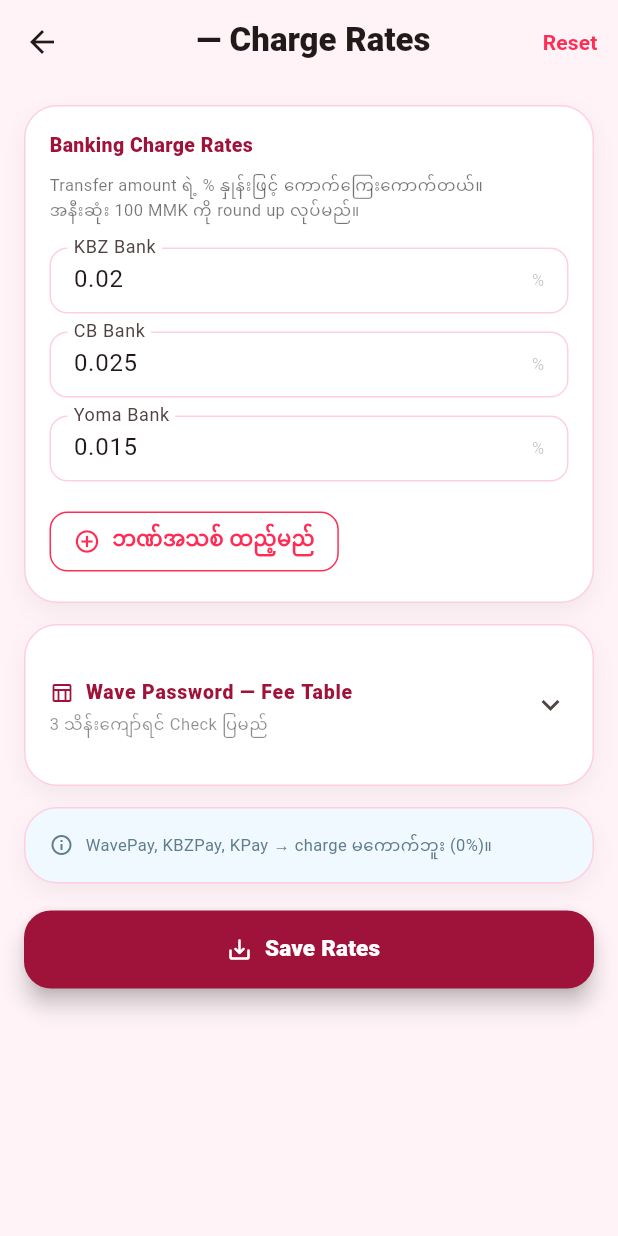
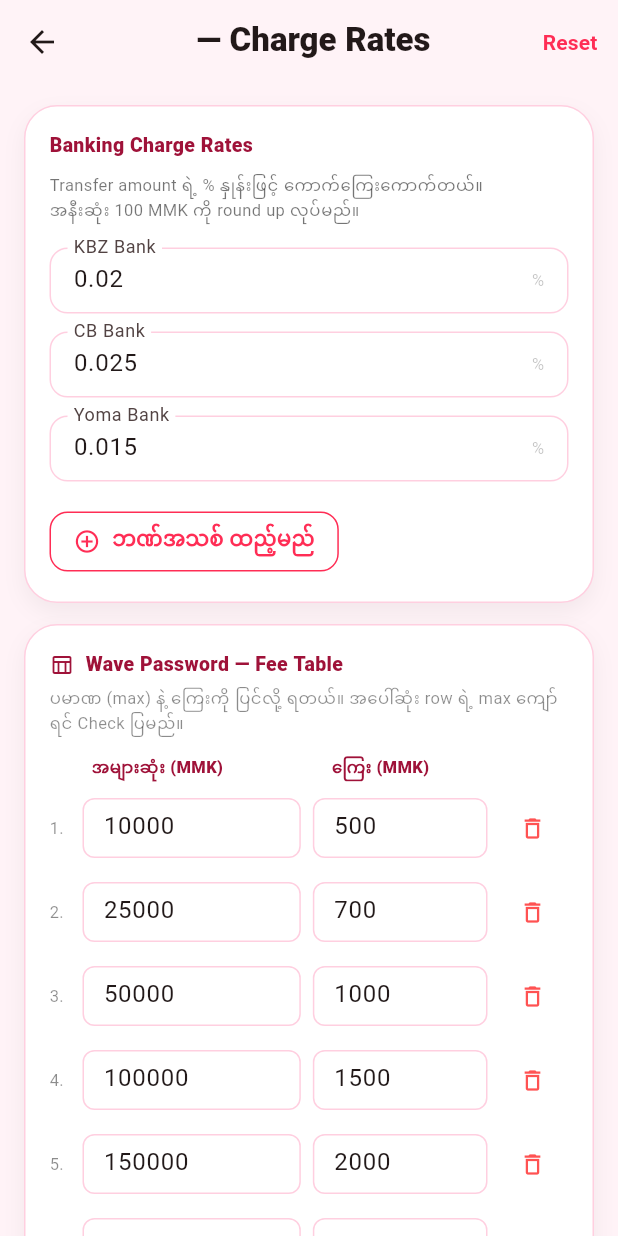
Before and after one commit to thetmyopaing4889-svg/cherrys-ledger, a Flutter app: the ChargeRatesScreen screen opened directly with empty values, on a phone screen of 412 x 824 dp. Run offline on Flutter 3.47's test engine with Material 3 defaults, Android fonts, the phone set to English and light mode, and no system bars; our stand-ins replace camera, cross_file, permission_handler, share_plus, shared_preferences; missing offline and left inert: excel, google_mlkit_text_recognition, image_gallery_saver_plus; accounts and stored records are empty.

Commit message:
feat: custom bank auto-detect, wave fee table editable, column widths, method highlight

```diff
--- a/lib/models/charge_rates.dart
+++ b/lib/models/charge_rates.dart
@@ -2,35 +2,72 @@
 import 'package:shared_preferences/shared_preferences.dart';
 
 class ChargeRates {
-  final double kbzRate;   // e.g. 0.0002 = 0.02%
-  final double cbRate;    // e.g. 0.00025 = 0.025%
-  final double yomaRate;  // e.g. 0.00015 = 0.015%
-  final Map<String, double> extraRates; // e.g. {"AYA": 0.0002}
+  final double kbzRate;
+  final double cbRate;
+  final double yomaRate;
+  final Map<String, double> extraRates;
+  // null = use defaultWaveFeeTable
+  final List<Map<String, int>>? waveFeeTable;
 
   const ChargeRates({
-    this.kbzRate  = 0.0002,
-    this.cbRate   = 0.00025,
-    this.yomaRate = 0.00015,
-    this.extraRates = const {},
+    this.kbzRate      = 0.0002,
+    this.cbRate       = 0.00025,
+    this.yomaRate     = 0.00015,
+    this.extraRates   = const {},
+    this.waveFeeTable,
   });
 
   static const ChargeRates defaults = ChargeRates();
 
+  static const List<Map<String, int>> defaultWaveFeeTable = [
+    {'max': 10000,   'fee': 500},
+    {'max': 25000,   'fee': 700},
+    {'max': 50000,   'fee': 1000},
+    {'max': 100000,  'fee': 1500},
+    {'max': 150000,  'fee': 2000},
+    {'max': 200000,  'fee': 2500},
+    {'max': 300000,  'fee': 3000},
+    {'max': 400000,  'fee': 4000},
+    {'max': 500000,  'fee': 4500},
+    {'max': 600000,  'fee': 5500},
+    {'max': 700000,  'fee': 6000},
+    {'max': 800000,  'fee': 6700},
+    {'max': 900000,  'fee': 7500},
+    {'max': 1000000, 'fee': 8000},
+    {'max': 2000000, 'fee': 15000},
+    {'max': 3000000, 'fee': 20000},
+  ];
+
+  List<Map<String, int>> get effectiveWaveFeeTable =>
+      waveFeeTable ?? defaultWaveFeeTable;
+
   Map<String, dynamic> toJson() => {
-    'kbzRate':    kbzRate,
-    'cbRate':     cbRate,
-    'yomaRate':   yomaRate,
-    'extraRates': extraRates,
+    'kbzRate':      kbzRate,
+    'cbRate':       cbRate,
+    'yomaRate':     yomaRate,
+    'extraRates':   extraRates,
+    if (waveFeeTable != null) 'waveFeeTable': waveFeeTable,
   };
 
-  static ChargeRates fromJson(Map<String, dynamic> j) => ChargeRates(
-    kbzRate:    (j['kbzRate']  as num?)?.toDouble() ?? 0.0002,
-    cbRate:     (j['cbRate']   as num?)?.toDouble() ?? 0.00025,
-    yomaRate:   (j['yomaRate'] as num?)?.toDouble() ?? 0.00015,
-    extraRates: (j['extraRates'] as Map<String, dynamic>?)
-            ?.map((k, v) => MapEntry(k, (v as num).toDouble())) ??
-        {},
-  );
+  static ChargeRates fromJson(Map<String, dynamic> j) {
+    List<Map<String, int>>? wft;
+    final raw = j['waveFeeTable'];
+    if (raw is List) {
+      wft = raw
+          .map((e) => (e as Map).map(
+              (k, v) => MapEntry(k.toString(), (v as num).toInt())))
+          .toList();
+    }
+    return ChargeRates(
+      kbzRate:      (j['kbzRate']  as num?)?.toDouble() ?? 0.0002,
+      cbRate:       (j['cbRate']   as num?)?.toDouble() ?? 0.00025,
+      yomaRate:     (j['yomaRate'] as num?)?.toDouble() ?? 0.00015,
+      extraRates:   (j['extraRates'] as Map<String, dynamic>?)
+              ?.map((k, v) => MapEntry(k, (v as num).toDouble())) ??
+          {},
+      waveFeeTable: wft,
+    );
+  }
 
   static Future<ChargeRates> loadForBoss(String bossId) async {
     try {
--- a/lib/screens/charge_rates_screen.dart
+++ b/lib/screens/charge_rates_screen.dart
@@ -28,28 +28,11 @@
   // Extra banks: each entry = {nameCtrl, rateCtrl}
   final List<Map<String, TextEditingController>> _extraRows = [];
 
+  // Wave fee table rows: each entry = {maxCtrl, feeCtrl}
+  final List<Map<String, TextEditingController>> _waveFeeRows = [];
+
   bool _loading = true;
   bool _saving  = false;
-
-  // Wave Password fee table data
-  static const List<Map<String, dynamic>> _waveFeeTable = [
-    {'max': 10000,   'fee': 500},
-    {'max': 25000,   'fee': 700},
-    {'max': 50000,   'fee': 1000},
-    {'max': 100000,  'fee': 1500},
-    {'max': 150000,  'fee': 2000},
-    {'max': 200000,  'fee': 2500},
-    {'max': 300000,  'fee': 3000},
-    {'max': 400000,  'fee': 4000},
-    {'max': 500000,  'fee': 4500},
-    {'max': 600000,  'fee': 5500},
-    {'max': 700000,  'fee': 6000},
-    {'max': 800000,  'fee': 6700},
-    {'max': 900000,  'fee': 7500},
-    {'max': 1000000, 'fee': 8000},
-    {'max': 2000000, 'fee': 15000},
-    {'max': 3000000, 'fee': 20000},
-  ];
 
   @override
   void initState() {
@@ -69,7 +52,15 @@
       row['name']!.dispose();
       row['rate']!.dispose();
     }
+    _disposeWaveRows();
     super.dispose();
+  }
+
+  void _disposeWaveRows() {
+    for (final row in _waveFeeRows) {
+      row['max']!.dispose();
+      row['fee']!.dispose();
+    }
   }
 
   Future<void> _loadRates() async {
@@ -79,6 +70,7 @@
       _kbzCtrl.text  = _fmtPct(rates.kbzRate);
       _cbCtrl.text   = _fmtPct(rates.cbRate);
       _yomaCtrl.text = _fmtPct(rates.yomaRate);
+
       _extraRows.clear();
       rates.extraRates.forEach((name, rate) {
         _extraRows.add({
@@ -86,21 +78,34 @@
           'rate': TextEditingController(text: _fmtPct(rate)),
         });
       });
+
+      _disposeWaveRows();
+      _waveFeeRows.clear();
+      for (final entry in rates.effectiveWaveFeeTable) {
+        _waveFeeRows.add({
+          'max': TextEditingController(text: (entry['max'] ?? 0).toString()),
+          'fee': TextEditingController(text: (entry['fee'] ?? 0).toString()),
+        });
+      }
+
       _loading = false;
     });
   }
 
-  // Store as decimal, display as % (multiply × 100)
   String _fmtPct(double v) {
     final pct = v * 100;
-    if (pct == pct.truncateToDouble()) {
-      return pct.toStringAsFixed(0);
-    }
-    return pct.toStringAsFixed(4).replaceAll(RegExp(r'0+$'), '').replaceAll(RegExp(r'\.$'), '');
+    if (pct == pct.truncateToDouble()) return pct.toStringAsFixed(0);
+    return pct
+        .toStringAsFixed(4)
+        .replaceAll(RegExp(r'0+$'), '')
+        .replaceAll(RegExp(r'\.$'), '');
   }
 
   double _parsePct(String s) =>
       (double.tryParse(s.replaceAll(',', '').trim()) ?? 0.0) / 100;
+
+  int _parseInt(String s) =>
+      int.tryParse(s.replaceAll(',', '').trim()) ?? 0;
 
   void _addExtraRow() {
     setState(() {
@@ -119,11 +124,26 @@
     });
   }
 
+  void _addWaveFeeRow() {
+    setState(() {
+      _waveFeeRows.add({
+        'max': TextEditingController(),
+        'fee': TextEditingController(),
+      });
+    });
+  }
+
+  void _removeWaveFeeRow(int index) {
+    setState(() {
+      _waveFeeRows[index]['max']!.dispose();
+      _waveFeeRows[index]['fee']!.dispose();
+      _waveFeeRows.removeAt(index);
+    });
+  }
+
   Future<void> _save() async {
-    // validate extra rows
     for (int i = 0; i < _extraRows.length; i++) {
-      final name = _extraRows[i]['name']!.text.trim();
-      if (name.isEmpty) {
+      if (_extraRows[i]['name']!.text.trim().isEmpty) {
         ScaffoldMessenger.of(context).showSnackBar(
           SnackBar(content: Text('Bank ${i + 1} ရဲ့ နာမည် ဖြည့်ပါ')),
         );
@@ -136,16 +156,23 @@
       final Map<String, double> extra = {};
       for (final row in _extraRows) {
         final name = row['name']!.text.trim();
-        if (name.isNotEmpty) {
-          extra[name] = _parsePct(row['rate']!.text);
+        if (name.isNotEmpty) extra[name] = _parsePct(row['rate']!.text);
       }
+
+      List<Map<String, int>>? wft;
+      if (_waveFeeRows.isNotEmpty) {
+        wft = _waveFeeRows.map((row) => {
+          'max': _parseInt(row['max']!.text),
+          'fee': _parseInt(row['fee']!.text),
+        }).toList();
       }
 
       final rates = ChargeRates(
-        kbzRate:    _parsePct(_kbzCtrl.text),
-        cbRate:     _parsePct(_cbCtrl.text),
-        yomaRate:   _parsePct(_yomaCtrl.text),
-        extraRates: extra,
+        kbzRate:      _parsePct(_kbzCtrl.text),
+        cbRate:       _parsePct(_cbCtrl.text),
+        yomaRate:     _parsePct(_yomaCtrl.text),
+        extraRates:   extra,
+        waveFeeTable: wft,
       );
       await rates.saveForBoss(widget.bossId);
       if (!mounted) return;
@@ -162,13 +189,12 @@
     final ok = await showDialog<bool>(
       context: context,
       builder: (_) => AlertDialog(
-        shape: RoundedRectangleBorder(
-            borderRadius: BorderRadius.circular(22)),
+        shape: RoundedRectangleBorder(borderRadius: BorderRadius.circular(22)),
         title: const Text('Default rate တွေပြန်ထည့်မလား?',
             style: TextStyle(fontWeight: FontWeight.w900)),
         content: const Text(
             'KBZ 0.02% | CB 0.025% | Yoma 0.015%\n'
-            'ထည့်ထားတဲ့ ဘဏ်အသစ်တွေ ဖျောက်သွားမယ်။'),
+            'Wave Password ဇယားနဲ့ ထပ်ထည့်ထားတဲ့ ဘဏ်တွေ ပြန်ခြေစင်မယ်။'),
         actions: [
           TextButton(
             onPressed: () => Navigator.pop(context, false),
@@ -199,23 +225,16 @@
           row['rate']!.dispose();
         }
         _extraRows.clear();
+        _disposeWaveRows();
+        _waveFeeRows.clear();
+        for (final entry in ChargeRates.defaultWaveFeeTable) {
+          _waveFeeRows.add({
+            'max': TextEditingController(text: (entry['max'] ?? 0).toString()),
+            'fee': TextEditingController(text: (entry['fee'] ?? 0).toString()),
           });
         }
+      });
     }
-
-  String _fmtMMK(int v) {
-    final s = v.toString();
-    final buf = StringBuffer();
-    for (int i = 0; i < s.length; i++) {
-      if (i > 0 && (s.length - i) % 3 == 0) buf.write(',');
-      buf.write(s[i]);
-    }
-    return buf.toString();
-  }
-
-  String _wavePrevMax(int index) {
-    if (index == 0) return '1';
-    return _fmtMMK((_waveFeeTable[index - 1]['max'] as int) + 1);
   }
 
   @override
@@ -234,8 +253,7 @@
           TextButton(
             onPressed: _resetDefaults,
             child: const Text('Reset',
-                style: TextStyle(
-                    color: _cherry, fontWeight: FontWeight.w700)),
+                style: TextStyle(color: _cherry, fontWeight: FontWeight.w700)),
           ),
         ],
       ),
@@ -255,8 +273,7 @@
                         const Text(
                           'Transfer amount ရဲ့ % နှုန်းဖြင့် ကောက်ကြေးကောက်တယ်။\n'
                           'အနီးဆုံး 100 MMK ကို round up လုပ်မည်။',
-                          style: TextStyle(
-                              fontSize: 11, color: Colors.black54),
+                          style: TextStyle(fontSize: 11, color: Colors.black54),
                         ),
                         const SizedBox(height: 16),
                         _rateField('KBZ Bank', _kbzCtrl, '0.02'),
@@ -265,7 +282,6 @@
                         const SizedBox(height: 12),
                         _rateField('Yoma Bank', _yomaCtrl, '0.015'),
 
-                        // ── Extra banks ──
                         if (_extraRows.isNotEmpty) ...[
                           const SizedBox(height: 16),
                           const Divider(height: 1),
@@ -276,7 +292,6 @@
                         ],
 
                         const SizedBox(height: 16),
-                        // Add bank button
                         OutlinedButton.icon(
                           style: OutlinedButton.styleFrom(
                             foregroundColor: _cherry,
@@ -295,84 +310,80 @@
                     ),
                   ),
 
-                  // ── Wave Password Fee Table ──
+                  // ── Wave Password Fee Table (editable) ──
                   _card(
-                    child: Theme(
-                      data: Theme.of(context)
-                          .copyWith(dividerColor: Colors.transparent),
-                      child: ExpansionTile(
-                        tilePadding: EdgeInsets.zero,
-                        childrenPadding: const EdgeInsets.only(top: 8),
-                        title: Row(
+                    child: Column(
+                      crossAxisAlignment: CrossAxisAlignment.start,
+                      children: [
+                        Row(
                           children: [
                             const Icon(Icons.table_chart_outlined,
                                 size: 16, color: Color(0xFF9F1239)),
                             const SizedBox(width: 8),
-                            Text(
+                            const Expanded(
+                              child: Text(
                                 'Wave Password — Fee Table',
-                              style: const TextStyle(
+                                style: TextStyle(
                                     fontSize: 13,
                                     fontWeight: FontWeight.w900,
-                                color: Color(0xFF9F1239),
+                                    color: Color(0xFF9F1239)),
                               ),
                             ),
                           ],
                         ),
-                        subtitle: const Text(
-                          '3 သိန်းကျော်ရင် Check ပြမည်',
+                        const SizedBox(height: 4),
+                        const Text(
+                          'ပမာဏ (max) နဲ့ ကြေးကို ပြင်လို့ ရတယ်။ '
+                          'အပေါ်ဆုံး row ရဲ့ max ကျော်ရင် Check ပြမည်။',
                           style: TextStyle(fontSize: 11, color: Colors.black45),
                         ),
-                        children: [
-                          Table(
-                            border: TableBorder.all(
-                              color: _border,
-                              borderRadius: BorderRadius.circular(8),
+                        const SizedBox(height: 12),
+
+                        // Header row
+                        Row(
+                          children: const [
+                            SizedBox(width: 28),
+                            Expanded(
+                              flex: 5,
+                              child: Text('အများဆုံး (MMK)',
+                                  style: TextStyle(
+                                      fontSize: 11,
+                                      fontWeight: FontWeight.w900,
+                                      color: Color(0xFF9F1239))),
                             ),
-                            columnWidths: const {
-                              0: FlexColumnWidth(2.5),
-                              1: FlexColumnWidth(2.5),
-                              2: FlexColumnWidth(1.5),
-                            },
-                            children: [
-                              TableRow(
-                                decoration: const BoxDecoration(
-                                    color: Color(0xFFFFEBF2)),
-                                children: [
-                                  _tCell('ငွေပမာဏ (MMK)', header: true),
-                                  _tCell('အထိ (MMK)', header: true),
-                                  _tCell('ကြေး', header: true),
+                            SizedBox(width: 8),
+                            Expanded(
+                              flex: 4,
+                              child: Text('ကြေး (MMK)',
+                                  style: TextStyle(
+                                      fontSize: 11,
+                                      fontWeight: FontWeight.w900,
+                                      color: Color(0xFF9F1239))),
+                            ),
+                            SizedBox(width: 36),
                           ],
                         ),
-                              for (int i = 0;
-                                  i < _waveFeeTable.length;
-                                  i++)
-                                TableRow(
-                                  decoration: BoxDecoration(
-                                    color: i.isEven
-                                        ? Colors.white
-                                        : const Color(0xFFFFF9FB),
+                        const SizedBox(height: 8),
+
+                        for (int i = 0; i < _waveFeeRows.length; i++)
+                          _waveFeeRow(i),
+
+                        const SizedBox(height: 8),
+                        OutlinedButton.icon(
+                          style: OutlinedButton.styleFrom(
+                            foregroundColor: Colors.blueGrey,
+                            side: const BorderSide(color: Colors.blueGrey),
+                            shape: RoundedRectangleBorder(
+                                borderRadius: BorderRadius.circular(12)),
+                            padding: const EdgeInsets.symmetric(
+                                horizontal: 16, vertical: 10),
                           ),
-                                  children: [
-                                    _tCell(_wavePrevMax(i)),
-                                    _tCell(_fmtMMK(
-                                        _waveFeeTable[i]['max'] as int)),
-                                    _tCell(_fmtMMK(
-                                        _waveFeeTable[i]['fee'] as int)),
-                                  ],
-                                ),
-                              const TableRow(
-                                decoration:
-                                    BoxDecoration(color: Color(0xFFFFF3E0)),
-                                children: [
-                                  _TCell('3,000,001', bold: false),
-                                  _TCell('အထက်', bold: false),
-                                  _TCell('Check', bold: true, orange: true),
-                                ],
+                          onPressed: _addWaveFeeRow,
+                          icon: const Icon(Icons.add_circle_outline, size: 18),
+                          label: const Text('Row ထပ်ထည့်မည်',
+                              style: TextStyle(fontWeight: FontWeight.w700)),
                         ),
                       ],
-                          ),
-                        ],
-                      ),
                     ),
                   ),
 
@@ -414,8 +425,7 @@
                               width: 18,
                               height: 18,
                               child: CircularProgressIndicator(
-                                  strokeWidth: 2,
-                                  color: Colors.white))
+                                  strokeWidth: 2, color: Colors.white))
                           : const Icon(Icons.save_alt_rounded),
                       label: Text(
                         _saving ? 'Saving…' : 'Save Rates',
@@ -426,6 +436,50 @@
                   ),
                 ],
               ),
+            ),
+    );
+  }
+
+  Widget _waveFeeRow(int index) {
+    final row = _waveFeeRows[index];
+    return Padding(
+      padding: const EdgeInsets.only(bottom: 8),
+      child: Row(
+        children: [
+          SizedBox(
+            width: 22,
+            child: Text(
+              '${index + 1}.',
+              style: const TextStyle(fontSize: 11, color: Colors.black45),
+            ),
+          ),
+          Expanded(
+            flex: 5,
+            child: TextField(
+              controller: row['max'],
+              keyboardType: TextInputType.number,
+              decoration: _compactDeco('e.g. 10000'),
+            ),
+          ),
+          const SizedBox(width: 8),
+          Expanded(
+            flex: 4,
+            child: TextField(
+              controller: row['fee'],
+              keyboardType: TextInputType.number,
+              decoration: _compactDeco('e.g. 500'),
+            ),
+          ),
+          const SizedBox(width: 6),
+          IconButton(
+            onPressed: () => _removeWaveFeeRow(index),
+            icon: const Icon(Icons.delete_outline,
+                color: Colors.redAccent, size: 18),
+            padding: EdgeInsets.zero,
+            constraints: const BoxConstraints(),
+            tooltip: 'ဖယ်ရှားမည်',
+          ),
+        ],
       ),
     );
   }
@@ -494,18 +548,32 @@
     );
   }
 
+  InputDecoration _compactDeco(String hint) => InputDecoration(
+        hintText: hint,
+        hintStyle: const TextStyle(color: Colors.black26, fontSize: 11),
+        filled: true,
+        fillColor: Colors.white,
+        isDense: true,
+        contentPadding:
+            const EdgeInsets.symmetric(horizontal: 10, vertical: 8),
+        enabledBorder: OutlineInputBorder(
+            borderRadius: BorderRadius.circular(8),
+            borderSide: const BorderSide(color: _border)),
+        focusedBorder: OutlineInputBorder(
+            borderRadius: BorderRadius.circular(8),
+            borderSide: const BorderSide(color: _cherry)),
+      );
+
   Widget _rateField(String label, TextEditingController ctrl,
       String placeholder) {
     return TextField(
       controller: ctrl,
-      keyboardType:
-          const TextInputType.numberWithOptions(decimal: true),
+      keyboardType: const TextInputType.numberWithOptions(decimal: true),
       decoration: InputDecoration(
         labelText: label,
         suffixText: '%',
         hintText: placeholder,
-        hintStyle:
-            const TextStyle(color: Colors.black26, fontSize: 11),
+        hintStyle: const TextStyle(color: Colors.black26, fontSize: 11),
         filled: true,
         fillColor: Colors.white,
         isDense: true,
@@ -521,20 +589,7 @@
     );
   }
 
-  Widget _tCell(String text, {bool header = false}) => Padding(
-        padding: const EdgeInsets.symmetric(horizontal: 8, vertical: 6),
-        child: Text(
-          text,
-          style: TextStyle(
-            fontSize: 11,
-            fontWeight: header ? FontWeight.w900 : FontWeight.normal,
-            color: header ? const Color(0xFF9F1239) : Colors.black87,
-          ),
-        ),
-      );
-
-  Widget _card(
-          {required Widget child, Color? bg, EdgeInsets? padding}) =>
+  Widget _card({required Widget child, Color? bg, EdgeInsets? padding}) =>
       Container(
         width: double.infinity,
         margin: const EdgeInsets.only(bottom: 14),
@@ -562,26 +617,3 @@
                 color: Color(0xFF9F1239))),
       );
 }
-
-// Const table cell for use inside const TableRow
-class _TCell extends StatelessWidget {
-  final String text;
-  final bool bold;
-  final bool orange;
-  const _TCell(this.text, {this.bold = false, this.orange = false});
-
-  @override
-  Widget build(BuildContext context) {
-    return Padding(
-      padding: const EdgeInsets.symmetric(horizontal: 8, vertical: 6),
-      child: Text(
-        text,
-        style: TextStyle(
-          fontSize: 11,
-          fontWeight: bold ? FontWeight.w900 : FontWeight.normal,
-          color: orange ? Colors.orange[800] : Colors.black87,
-        ),
-      ),
-    );
-  }
-}
```
Also changed, not shown: lib/screens/bulk_paste_import_screen.dart (+32 -32 lines). Lines whose indentation alone changed are shown as unchanged.
